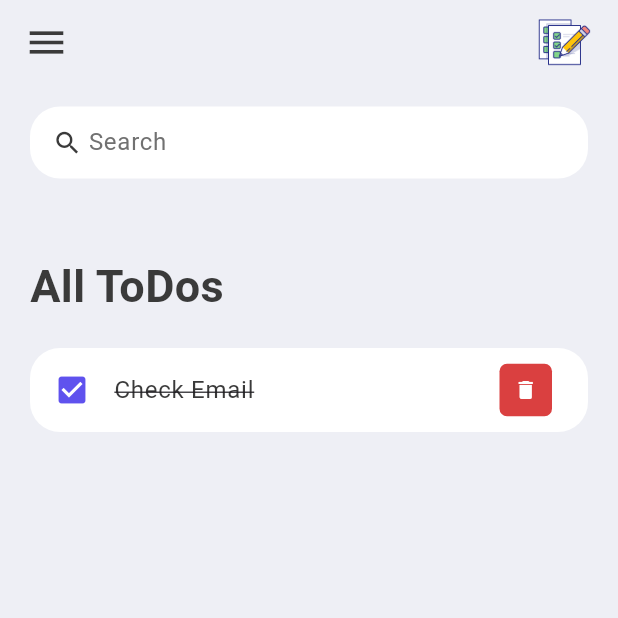
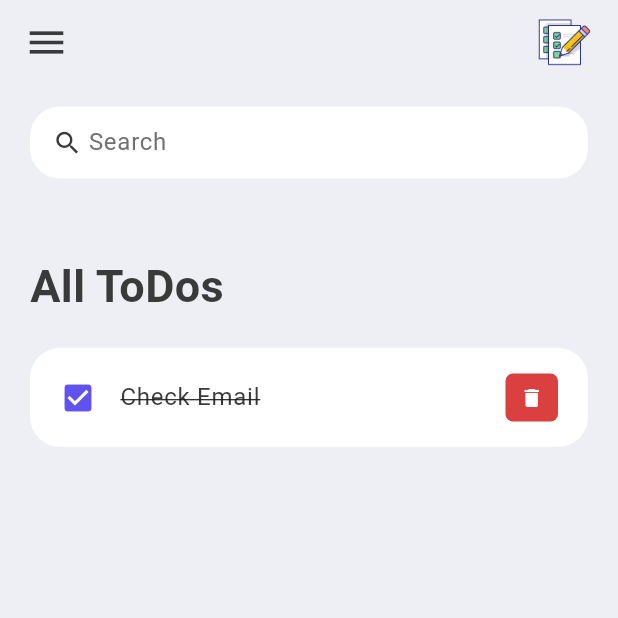
Before and after one commit to codeby-vikrant/Task-2-To-Do-List-App, a Flutter app: the screen it shows after launch, after a tap on "Check Email", on a phone screen of 412 x 824 dp, the top half of it. Run offline on Flutter 3.47's test engine with Material 3 defaults, Android fonts, the phone set to English and light mode, and no system bars.

Commit message:
completed with a design of todo list

```diff
--- a/lib/widgets/todo_items.dart
+++ b/lib/widgets/todo_items.dart
@@ -8,10 +8,13 @@ class ToDoItem extends StatelessWidget {
   Widget build(BuildContext context) {
     return Container(
       child: ListTile(
-        onTap: () {},
+        onTap: () {
+          print("Clicked on todo item");
+        },
         shape: RoundedRectangleBorder(
           borderRadius: BorderRadius.circular(20),
         ),
+        contentPadding: const EdgeInsets.symmetric(horizontal: 20, vertical: 5),
         tileColor: Colors.white,
         leading: const Icon(
           Icons.check_box,
@@ -25,6 +28,8 @@ class ToDoItem extends StatelessWidget {
               decoration: TextDecoration.lineThrough),
         ),
         trailing: Container(
+          padding: const EdgeInsets.all(0),
+          margin: const EdgeInsets.symmetric(vertical: 12),
           height: 35,
           width: 35,
           decoration: BoxDecoration(
```
